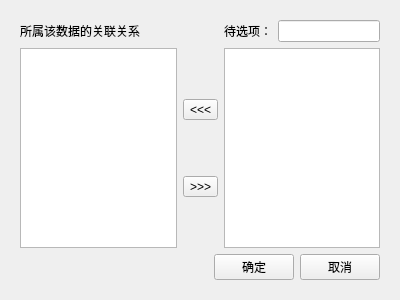
This is ConcreteTab/inputeventtab.ui in vulcan-soundwave/GenerateDialog as Qt 5 draws it before an edit. The edited form follows.
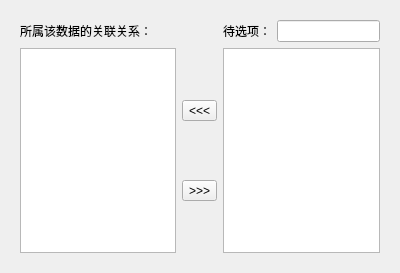
This is the edited form.

The edit to the form file:
```diff
--- a/ConcreteTab/inputeventtab.ui
+++ b/ConcreteTab/inputeventtab.ui
@@ -7,7 +7,7 @@
     <x>0</x>
     <y>0</y>
     <width>400</width>
-    <height>300</height>
+    <height>273</height>
    </rect>
   </property>
   <property name="windowTitle">
@@ -17,60 +17,6 @@
    <item>
     <widget class="QWidget" name="widget" native="true">
      <layout class="QGridLayout" name="gridLayout_2">
-      <item row="2" column="0" colspan="3">
-       <layout class="QHBoxLayout" name="horizontalLayout_2" stretch="0,1,1">
-        <item>
-         <spacer name="horizontalSpacer">
-          <property name="orientation">
-           <enum>Qt::Horizontal</enum>
-          </property>
-          <property name="sizeHint" stdset="0">
-           <size>
-            <width>768</width>
-            <height>20</height>
-           </size>
-          </property>
-         </spacer>
-        </item>
-        <item>
-         <layout class="QHBoxLayout" name="horizontalLayout_3">
-          <item>
-           <widget class="QPushButton" name="okButton">
-            <property name="focusPolicy">
-             <enum>Qt::NoFocus</enum>
-            </property>
-            <property name="text">
-             <string>确定</string>
-            </property>
-           </widget>
-          </item>
-          <item>
-           <widget class="QPushButton" name="cancelButton">
-            <property name="focusPolicy">
-             <enum>Qt::NoFocus</enum>
-            </property>
-            <property name="text">
-             <string>取消</string>
-            </property>
-           </widget>
-          </item>
-         </layout>
-        </item>
-        <item>
-         <spacer name="horizontalSpacer_2">
-          <property name="orientation">
-           <enum>Qt::Horizontal</enum>
-          </property>
-          <property name="sizeHint" stdset="0">
-           <size>
-            <width>40</width>
-            <height>20</height>
-           </size>
-          </property>
-         </spacer>
-        </item>
-       </layout>
-      </item>
       <item row="1" column="1">
        <layout class="QVBoxLayout" name="verticalLayout">
         <item>
@@ -128,6 +74,13 @@
         </item>
        </layout>
       </item>
+      <item row="0" column="0">
+       <widget class="QLabel" name="leftLabel">
+        <property name="text">
+         <string>所属该数据的关联关系：</string>
+        </property>
+       </widget>
+      </item>
       <item row="1" column="2">
        <widget class="QTableWidget" name="optionalTable">
         <attribute name="horizontalHeaderStretchLastSection">
@@ -135,13 +88,6 @@
         </attribute>
        </widget>
       </item>
-      <item row="0" column="0">
-       <widget class="QLabel" name="leftLabel">
-        <property name="text">
-         <string>所属该数据的关联关系</string>
-        </property>
-       </widget>
-      </item>
       <item row="1" column="0">
        <widget class="QTableWidget" name="selectedTable">
         <property name="wordWrap">
```
